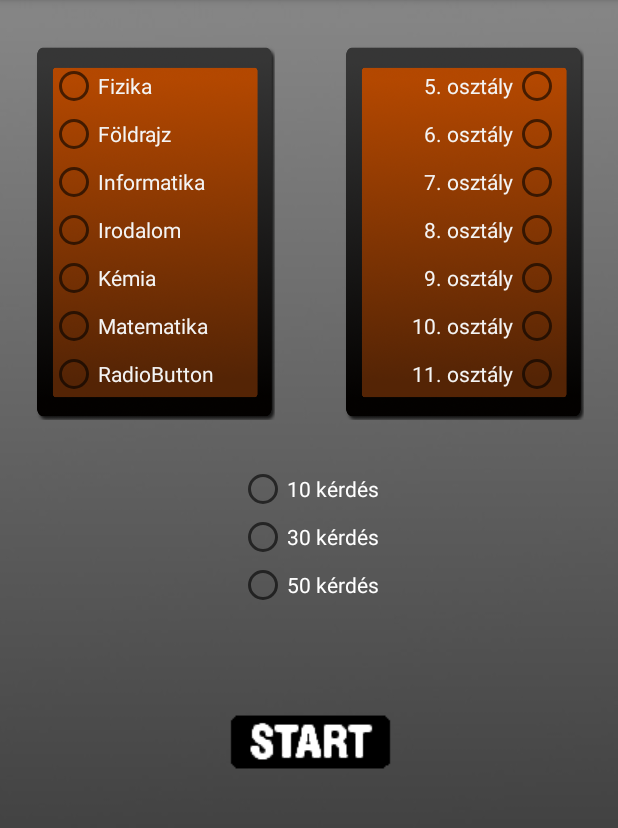
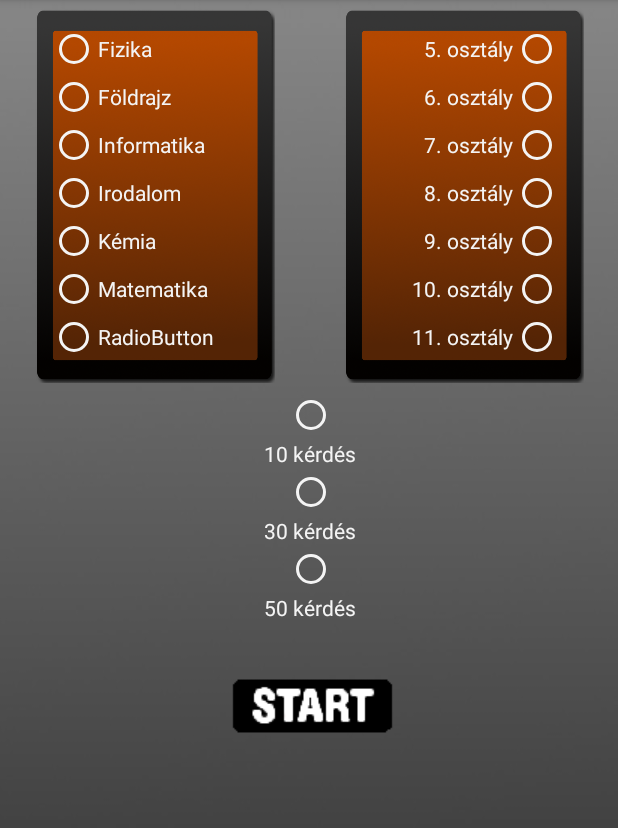
Before and after one commit to csakesz55/ProgOkt, an Android app: the screen it shows after launch (MainActivity), on a phone screen of 412 x 824 dp, the part 84-912 px from its top. Run offline under Robolectric (Android 15) with nearby library versions, the phone set to English and light mode, and no system bars.

Commit message:
Added button background and radio button changes

```diff
--- a/app/src/main/res/layout/activity_main.xml
+++ b/app/src/main/res/layout/activity_main.xml
@@ -11,7 +11,7 @@
         android:id="@+id/classScrollView"
         android:layout_width="160dp"
         android:layout_height="250dp"
-        android:layout_marginTop="30dp"
+        android:layout_marginTop="5dp"
         android:background="@drawable/card_border_rounded_orange"
         android:minWidth="150dp"
         android:minHeight="150dp"
@@ -35,50 +35,57 @@
                     android:id="@+id/classRadioButton1"
                     android:layout_width="match_parent"
                     android:layout_height="wrap_content"
-                    android:textColor="#F4F4F4"
-                    android:text="Fizika" />
+                    android:buttonTint="#F4F4F4"
+                    android:text="Fizika"
+                    android:textColor="#F4F4F4" />
 
                 <RadioButton
                     android:id="@+id/classRadioButton2"
                     android:layout_width="match_parent"
                     android:layout_height="wrap_content"
-                    android:textColor="#F4F4F4"
-                    android:text="Földrajz" />
+                    android:buttonTint="#F4F4F4"
+                    android:text="Földrajz"
+                    android:textColor="#F4F4F4" />
 
                 <RadioButton
                     android:id="@+id/classRadioButton3"
                     android:layout_width="match_parent"
                     android:layout_height="wrap_content"
-                    android:textColor="#F4F4F4"
-                    android:text="Informatika" />
+                    android:buttonTint="#F4F4F4"
+                    android:text="Informatika"
+                    android:textColor="#F4F4F4" />
 
                 <RadioButton
                     android:id="@+id/classRadioButton4"
                     android:layout_width="match_parent"
                     android:layout_height="wrap_content"
-                    android:textColor="#F4F4F4"
-                    android:text="Irodalom" />
+                    android:buttonTint="#F4F4F4"
+                    android:text="Irodalom"
+                    android:textColor="#F4F4F4" />
 
                 <RadioButton
                     android:id="@+id/classRadioButton5"
                     android:layout_width="match_parent"
                     android:layout_height="wrap_content"
-                    android:textColor="#F4F4F4"
-                    android:text="Kémia" />
+                    android:buttonTint="#F4F4F4"
+                    android:text="Kémia"
+                    android:textColor="#F4F4F4" />
 
                 <RadioButton
                     android:id="@+id/classRadioButton6"
                     android:layout_width="match_parent"
                     android:layout_height="wrap_content"
-                    android:textColor="#F4F4F4"
-                    android:text="Matematika" />
+                    android:buttonTint="#F4F4F4"
+                    android:text="Matematika"
+                    android:textColor="#F4F4F4" />
 
                 <RadioButton
                     android:id="@+id/classRadioButton7"
                     android:layout_width="match_parent"
                     android:layout_height="wrap_content"
-                    android:textColor="#F4F4F4"
-                    android:text="RadioButton" />
+                    android:buttonTint="#F4F4F4"
+                    android:text="RadioButton"
+                    android:textColor="#F4F4F4" />
             </RadioGroup>
         </LinearLayout>
     </ScrollView>
@@ -87,7 +94,7 @@
         android:id="@+id/gradeScrollView"
         android:layout_width="160dp"
         android:layout_height="250dp"
-        android:layout_marginTop="30dp"
+        android:layout_marginTop="5dp"
         android:background="@drawable/card_border_rounded_orange"
         android:minWidth="150dp"
         android:minHeight="150dp"
@@ -113,73 +120,80 @@
                     android:id="@+id/gradeRadioButton1"
                     android:layout_width="match_parent"
                     android:layout_height="wrap_content"
+                    android:buttonTint="#F4F4F4"
                     android:gravity="right|center_vertical"
                     android:layoutDirection="rtl"
-                    android:textColor="#F4F4F4"
-                    android:text="5. osztály" />
+                    android:text="5. osztály"
+                    android:textColor="#F4F4F4" />
 
                 <RadioButton
                     android:id="@+id/gradeRadioButton2"
                     android:layout_width="match_parent"
                     android:layout_height="wrap_content"
+                    android:buttonTint="#F4F4F4"
                     android:gravity="right|center_vertical"
                     android:layoutDirection="rtl"
-                    android:textColor="#F4F4F4"
-                    android:text="6. osztály" />
+                    android:text="6. osztály"
+                    android:textColor="#F4F4F4" />
 
                 <RadioButton
                     android:id="@+id/gradeRadioButton3"
                     android:layout_width="match_parent"
                     android:layout_height="wrap_content"
+                    android:buttonTint="#F4F4F4"
                     android:gravity="right|center_vertical"
                     android:layoutDirection="rtl"
-                    android:textColor="#F4F4F4"
-                    android:text="7. osztály" />
+                    android:text="7. osztály"
+                    android:textColor="#F4F4F4" />
 
                 <RadioButton
                     android:id="@+id/gradeRadioButton4"
                     android:layout_width="match_parent"
                     android:layout_height="wrap_content"
+                    android:buttonTint="#F4F4F4"
                     android:gravity="right|center_vertical"
                     android:layoutDirection="rtl"
-                    android:textColor="#F4F4F4"
-                    android:text="8. osztály" />
+                    android:text="8. osztály"
+                    android:textColor="#F4F4F4" />
 
                 <RadioButton
                     android:id="@+id/gradeRadioButton5"
                     android:layout_width="match_parent"
                     android:layout_height="wrap_content"
+                    android:buttonTint="#F4F4F4"
                     android:gravity="right|center_vertical"
                     android:layoutDirection="rtl"
-                    android:textColor="#F4F4F4"
-                    android:text="9. osztály" />
+                    android:text="9. osztály"
+                    android:textColor="#F4F4F4" />
 
                 <RadioButton
                     android:id="@+id/gradeRadioButton6"
                     android:layout_width="match_parent"
                     android:layout_height="wrap_content"
+                    android:buttonTint="#F4F4F4"
                     android:gravity="right|center_vertical"
                     android:layoutDirection="rtl"
-                    android:textColor="#F4F4F4"
-                    android:text="10. osztály" />
+                    android:text="10. osztály"
+                    android:textColor="#F4F4F4" />
 
                 <RadioButton
                     android:id="@+id/gradeRadioButton7"
                     android:layout_width="match_parent"
                     android:layout_height="wrap_content"
+                    android:buttonTint="#F4F4F4"
                     android:gravity="right|center_vertical"
                     android:layoutDirection="rtl"
-                    android:textColor="#F4F4F4"
-                    android:text="11. osztály" />
+                    android:text="11. osztály"
+                    android:textColor="#F4F4F4" />
             </RadioGroup>
         </LinearLayout>
     </ScrollView>
 
     <ScrollView
         android:id="@+id/questionNumberScrollView"
-        android:layout_width="wrap_content"
-        android:layout_height="100dp"
-        android:layout_marginTop="30dp"
+        android:layout_width="150dp"
+        android:layout_height="170dp"
+        android:layout_marginTop="5dp"
         app:layout_constraintEnd_toEndOf="parent"
         app:layout_constraintStart_toStartOf="parent"
         app:layout_constraintTop_toBottomOf="@+id/classScrollView">
@@ -191,29 +205,57 @@
 
             <RadioGroup
                 android:id="@+id/questionRadioGroup"
-                android:layout_width="match_parent"
-                android:layout_height="match_parent">
+                android:layout_width="100dp"
+                android:layout_height="wrap_content"
+                android:layout_gravity="center">
 
                 <RadioButton
                     android:id="@+id/questionNumberRadioButton1"
                     android:layout_width="match_parent"
                     android:layout_height="wrap_content"
+                    android:layout_marginStart="35dp"
+                    android:layout_marginEnd="35dp"
+                    android:buttonTint="#F4F4F4" />
+
+                <TextView
+                    android:id="@+id/textView"
+                    android:layout_width="match_parent"
+                    android:layout_height="wrap_content"
                     android:text="10 kérdés"
-                    android:textColor="#FFFFFF" />
+                    android:textAlignment="center"
+                    android:textColor="#F4F4F4" />
 
                 <RadioButton
                     android:id="@+id/questionNumberRadioButton2"
                     android:layout_width="match_parent"
                     android:layout_height="wrap_content"
+                    android:layout_marginStart="35dp"
+                    android:layout_marginEnd="35dp"
+                    android:buttonTint="#F4F4F4" />
+
+                <TextView
+                    android:id="@+id/textView2"
+                    android:layout_width="match_parent"
+                    android:layout_height="wrap_content"
                     android:text="30 kérdés"
-                    android:textColor="#FFFFFF" />
+                    android:textAlignment="center"
+                    android:textColor="#F4F4F4" />
 
                 <RadioButton
                     android:id="@+id/questionNumberRadioButton3"
                     android:layout_width="match_parent"
                     android:layout_height="wrap_content"
+                    android:layout_marginStart="35dp"
+                    android:layout_marginEnd="35dp"
+                    android:buttonTint="#F4F4F4" />
+
+                <TextView
+                    android:id="@+id/textView4"
+                    android:layout_width="match_parent"
+                    android:layout_height="wrap_content"
                     android:text="50 kérdés"
-                    android:textColor="#FFFFFF" />
+                    android:textAlignment="center"
+                    android:textColor="#F4F4F4" />
             </RadioGroup>
         </LinearLayout>
     </ScrollView>
@@ -236,8 +278,10 @@
         android:id="@+id/startTestButton"
         android:layout_width="wrap_content"
         android:layout_height="wrap_content"
-        android:layout_marginTop="60dp"
+        android:layout_marginStart="2dp"
+        android:layout_marginTop="15dp"
         android:background="#00FFFFFF"
+        android:scaleType="fitCenter"
         android:src="@drawable/start_button_alias"
         app:layout_constraintEnd_toEndOf="parent"
         app:layout_constraintStart_toStartOf="parent"
--- a/app/src/main/res/layout/activity_test.xml
+++ b/app/src/main/res/layout/activity_test.xml
@@ -51,9 +51,11 @@
 
     <Button
         android:id="@+id/answerButton1"
-        android:layout_width="wrap_content"
-        android:layout_height="wrap_content"
+        android:layout_width="150dp"
+        android:layout_height="50dp"
         android:layout_marginBottom="10dp"
+        android:background="@drawable/button_background_black"
+        android:textColor="#F4F4F4"
         android:maxWidth="150dp"
         android:text="Az első válasz helye!"
         app:layout_constraintBottom_toTopOf="@+id/guideline4"
@@ -62,10 +64,12 @@
 
     <Button
         android:id="@+id/answerButton2"
-        android:layout_width="wrap_content"
-        android:layout_height="wrap_content"
+        android:layout_width="150dp"
+        android:layout_height="50dp"
         android:layout_marginBottom="10dp"
         android:maxWidth="150dp"
+        android:background="@drawable/button_background_black"
+        android:textColor="#F4F4F4"
         android:text="A második válasz helye!"
         app:layout_constraintBottom_toTopOf="@+id/guideline4"
         app:layout_constraintEnd_toStartOf="@+id/guideline7"
@@ -73,10 +77,12 @@
 
     <Button
         android:id="@+id/answerButton3"
-        android:layout_width="wrap_content"
-        android:layout_height="wrap_content"
+        android:layout_width="150dp"
+        android:layout_height="50dp"
         android:layout_marginTop="50dp"
         android:maxWidth="150dp"
+        android:background="@drawable/button_background_black"
+        android:textColor="#F4F4F4"
         android:text="A harmadik válasz helye!"
         app:layout_constraintEnd_toStartOf="@+id/guideline3"
         app:layout_constraintStart_toStartOf="@+id/guideline6"
@@ -84,10 +90,12 @@
 
     <Button
         android:id="@+id/answerButton4"
-        android:layout_width="wrap_content"
-        android:layout_height="wrap_content"
+        android:layout_width="150dp"
+        android:layout_height="50dp"
         android:layout_marginTop="50dp"
         android:maxWidth="150dp"
+        android:background="@drawable/button_background_black"
+        android:textColor="#F4F4F4"
         android:text="A negyedik válasz helye!"
         app:layout_constraintEnd_toStartOf="@+id/guideline7"
         app:layout_constraintStart_toStartOf="@+id/guideline3"
```
Also changed, not shown: app/src/main/res/drawable/button_background_black.png (added), app/src/main/res/drawable/button_background_orange.png (added).
